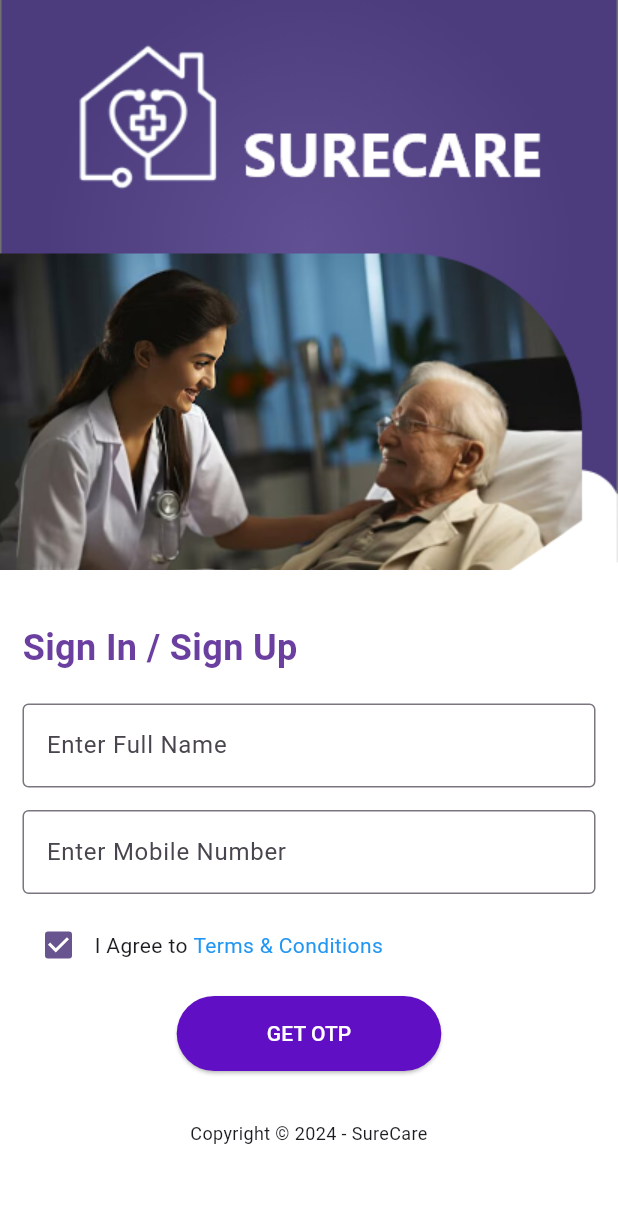
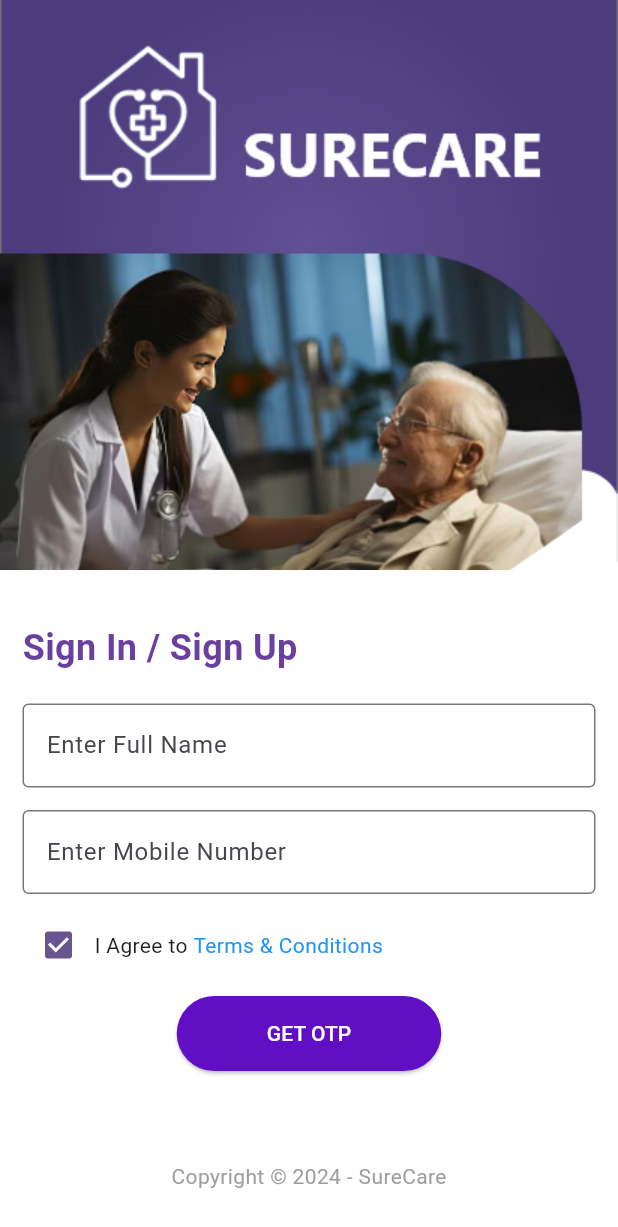
Before and after one commit to nadhiyas17/customer_app_1, a Flutter app: the Loginscreen screen opened by its route, on a phone screen of 412 x 824 dp. Shown: the top 1227 px of the screen. Run offline on Flutter 3.47's test engine with Material 3 defaults, Android fonts, the light colour scheme and no system bars; our stand-ins replace flutter_contacts, flutter_map, flutter_spinkit, fluttertoast, geocoding, geolocator and 7 more; missing offline and left inert: flutter_google_maps_webservices, fluttercontactpicker.

Commit message:
Bootom bar

```diff
--- a/lib/Screens/LoginScreen.dart
+++ b/lib/Screens/LoginScreen.dart
@@ -231,21 +231,22 @@ class _LoginscreenState extends State<Loginscreen> {
                       ),
                     ),
                   ),
-                  SizedBox(height: 10.0),
-                  Padding(
-                    padding: const EdgeInsets.all(8.0),
-                    child: Text(
-                      'Copyright © 2024 - SureCare',
-                      textAlign: TextAlign.center,
-                      style: TextStyle(fontSize: 12.0),
-                    ),
-                  ),
+
                 ],
               ),
             ),
           ],
         ),
       ),
-    );
+       bottomNavigationBar: BottomAppBar(
+          color: Colors.transparent,
+          child: Center(
+            child: Text(
+              'Copyright © 2024 - SureCare',
+              style: TextStyle(color: Colors.grey),
+            ),
+          ),
+        ));
+
   }
 }
```
